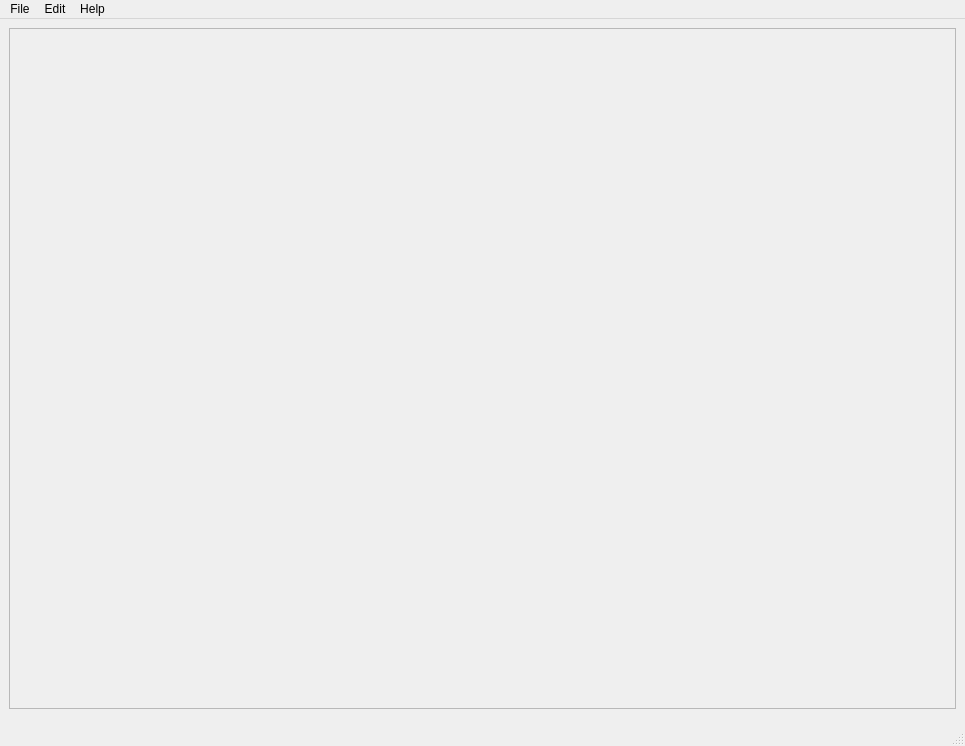
Qt form doppelganger/resources/ui/mainwindow.ui (max-dw-i/myfyrio) before a commit.
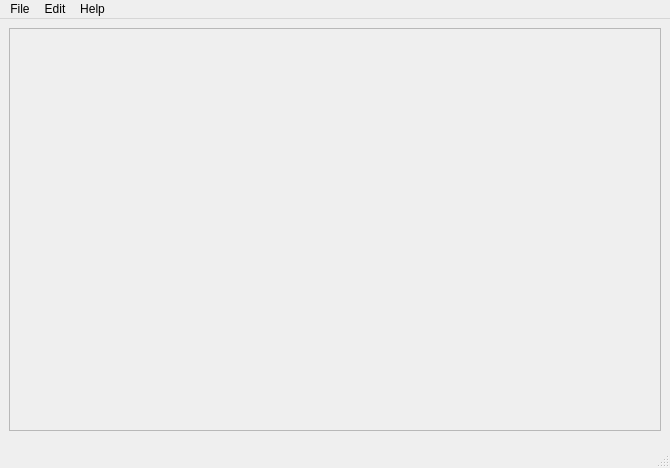
The same form after that commit. Icons and pictures are not drawn.

Commit message: Move widget containing 'Sensitivity' and 'Actions' from .ui to .py

```diff
--- a/doppelganger/resources/ui/mainwindow.ui
+++ b/doppelganger/resources/ui/mainwindow.ui
@@ -6,8 +6,8 @@
    <rect>
     <x>0</x>
     <y>0</y>
-    <width>965</width>
-    <height>746</height>
+    <width>670</width>
+    <height>468</height>
    </rect>
   </property>
   <property name="sizePolicy">
@@ -68,8 +68,8 @@
         <rect>
          <x>0</x>
          <y>0</y>
-         <width>945</width>
-         <height>676</height>
+         <width>650</width>
+         <height>398</height>
         </rect>
        </property>
       </widget>
@@ -142,7 +142,7 @@
     <rect>
      <x>0</x>
      <y>0</y>
-     <width>965</width>
+     <width>670</width>
      <height>22</height>
     </rect>
    </property>
```
Left out of the diff: 20 changed lines with no effect on the pictures. The commit also changes 1 other file.
